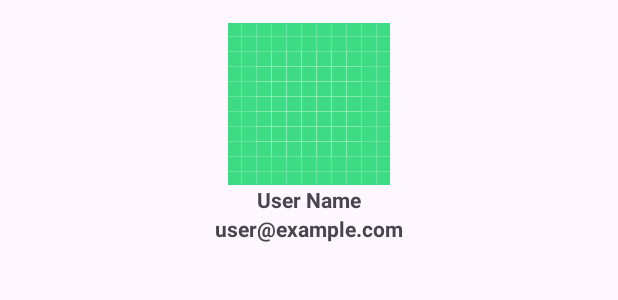
After one commit to Rbn31/Navigation-component-App, an Android app: the layout fragment_user_detail.xml on its own in the app's theme, with its tools: preview values and no code run, on a phone screen of 412 x 824 dp. The commit adds this screen. Shown: the top 300 px of the screen. Run offline under Robolectric (Android 15) with nearby library versions, the phone set to English and light mode, and no system bars.

Commit message:
navigation implementado

```diff
--- a/app/src/main/java/com/example/testecarrefour/repository/GitHubRepository.kt
+++ b/app/src/main/java/com/example/testecarrefour/repository/GitHubRepository.kt
@@ -4,5 +4,6 @@ import com.example.testecarrefour.core.ResultWrapper
 import com.example.testecarrefour.response.UsersResponse
 
 interface GitHubRepository {
-    suspend fun getGitList(): ResultWrapper<List<UsersResponse>>
+    suspend fun getListUsers(): ResultWrapper<List<UsersResponse>>
+    suspend fun getDetailsUsers(userName: String?): ResultWrapper<UsersResponse>
 }
--- /dev/null
+++ b/app/src/main/res/layout/fragment_user_detail.xml
@@ -0,0 +1,39 @@
+<?xml version="1.0" encoding="utf-8"?>
+<layout xmlns:android="http://schemas.android.com/apk/res/android"
+    xmlns:tools="http://schemas.android.com/tools">
+
+    <LinearLayout
+        android:layout_width="match_parent"
+        android:layout_height="match_parent"
+        android:orientation="vertical">
+
+        <ImageView
+            android:id="@+id/ivUserPhoto"
+            android:layout_width="wrap_content"
+            android:layout_height="wrap_content"
+            android:layout_gravity="center"
+            android:layout_marginTop="15dp"
+            tools:src="@drawable/ic_launcher_background" />
+
+        <TextView
+            android:id="@+id/tvUserName"
+            android:layout_width="match_parent"
+            android:layout_height="wrap_content"
+            android:fontFamily="sans-serif"
+            android:gravity="center"
+            android:text="User Name"
+            android:textStyle="bold"
+            android:typeface="sans" />
+
+        <TextView
+            android:id="@+id/tvUserEmail"
+            android:layout_width="match_parent"
+            android:layout_height="wrap_content"
+            android:fontFamily="sans-serif"
+            android:gravity="center"
+            android:text="user@example.com"
+            android:textStyle="bold"
+            android:typeface="sans" />
+
+    </LinearLayout>
+</layout>
--- a/app/src/main/res/navigation/nav.xml
+++ b/app/src/main/res/navigation/nav.xml
@@ -9,4 +9,9 @@
         android:name="com.example.testecarrefour.GitListFragment"
         android:label="GitListFragment" />
 
+    <fragment
+        android:id="@+id/UserDetailsFragment"
+        android:name="com.example.testecarrefour.UserDetailsFragment"
+        android:label="UserDetailsFragment" />
+
 </navigation>
```
Also changed, not shown: app/src/main/java/com/example/testecarrefour/GitListFragment.kt (+16 -4 lines), app/src/main/java/com/example/testecarrefour/UserDetailsFragment.kt (added, +33 -0 lines), app/src/main/java/com/example/testecarrefour/extensions/NavExt.kt (+18 -3 lines), app/src/main/java/com/example/testecarrefour/extensions/Navigation.kt (added, +21 -0 lines), app/src/main/java/com/example/testecarrefour/repository/GitHubService.kt (+9 -1 lines), app/src/main/java/com/example/testecarrefour/repository/MainRepository.kt (+14 -2 lines), app/src/main/java/com/example/testecarrefour/viewmodel/MainViewModel.kt (+21 -3 lines), app/src/main/res/anim/slide_from_bottom.xml (added, +8 -0 lines), build.gradle (+17 -0 lines), dependencies.gradle (added, +69 -0 lines).
